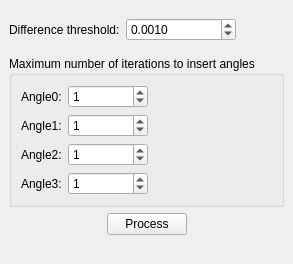
This is src/SmoothDockWidget.ui in KimuraRyo/BSDFProcessor as Qt 5 draws it before an edit. The edited form follows.
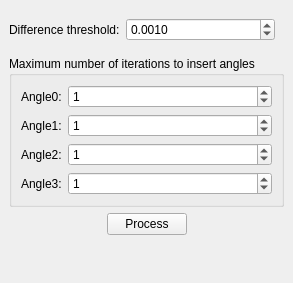
This is the edited form.

Commit message: Changed the layout of the parameter UI

```diff
--- a/src/SmoothDockWidget.ui
+++ b/src/SmoothDockWidget.ui
@@ -7,13 +7,13 @@
     <x>0</x>
     <y>0</y>
     <width>285</width>
-    <height>264</height>
+    <height>283</height>
    </rect>
   </property>
   <property name="minimumSize">
    <size>
     <width>285</width>
-    <height>264</height>
+    <height>283</height>
    </size>
   </property>
   <property name="windowTitle">
@@ -39,12 +39,6 @@
        </item>
        <item row="0" column="1">
         <widget class="QDoubleSpinBox" name="thresholdDoubleSpinBox">
-         <property name="maximumSize">
-          <size>
-           <width>110</width>
-           <height>16777215</height>
-          </size>
-         </property>
          <property name="decimals">
           <number>4</number>
          </property>
@@ -80,12 +74,6 @@
        </item>
        <item row="0" column="1">
         <widget class="QSpinBox" name="maxIteration0SpinBox">
-         <property name="maximumSize">
-          <size>
-           <width>80</width>
-           <height>16777215</height>
-          </size>
-         </property>
          <property name="value">
           <number>1</number>
          </property>
@@ -100,12 +88,6 @@
        </item>
        <item row="1" column="1">
         <widget class="QSpinBox" name="maxIteration1SpinBox">
-         <property name="maximumSize">
-          <size>
-           <width>80</width>
-           <height>16777215</height>
-          </size>
-         </property>
          <property name="value">
           <number>1</number>
          </property>
@@ -120,12 +102,6 @@
        </item>
        <item row="2" column="1">
         <widget class="QSpinBox" name="maxIteration2SpinBox">
-         <property name="maximumSize">
-          <size>
-           <width>80</width>
-           <height>16777215</height>
-          </size>
-         </property>
          <property name="value">
           <number>1</number>
          </property>
@@ -140,12 +116,6 @@
        </item>
        <item row="3" column="1">
         <widget class="QSpinBox" name="maxIteration3SpinBox">
-         <property name="maximumSize">
-          <size>
-           <width>80</width>
-           <height>16777215</height>
-          </size>
-         </property>
          <property name="value">
           <number>1</number>
          </property>
```
The commit also changes 4 other files.
